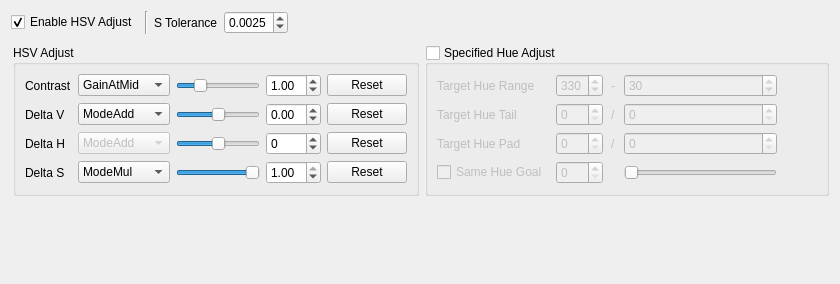
This is script/verify_tool_app/ui/hsv_ui.ui in FaiScofield/hwpq_verify as Qt 5 draws it before an edit. The edited form follows.
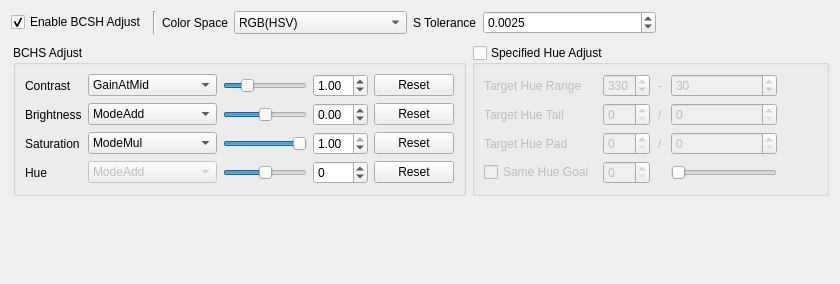
This is the edited form.

Commit message: feat[hsv_ui]: 添加保底乘性模式，提前更新UI以支持颜色空间选择

```diff
--- a/script/verify_tool_app/ui/hsv_ui.ui
+++ b/script/verify_tool_app/ui/hsv_ui.ui
@@ -22,7 +22,7 @@
         <string>启用 HSV 调整处理</string>
        </property>
        <property name="text">
-        <string>Enable HSV Adjust</string>
+        <string>Enable BCSH Adjust</string>
        </property>
        <property name="checked">
         <bool>true</bool>
@@ -36,6 +36,33 @@
        </property>
       </widget>
      </item>
+     <item>
+      <widget class="QLabel" name="label">
+       <property name="text">
+        <string>Color Space</string>
+       </property>
+      </widget>
+     </item>
+     <item>
+      <widget class="QComboBox" name="comboBox_colorspace">
+       <property name="sizePolicy">
+        <sizepolicy hsizetype="MinimumExpanding" vsizetype="Preferred">
+         <horstretch>0</horstretch>
+         <verstretch>0</verstretch>
+        </sizepolicy>
+       </property>
+       <item>
+        <property name="text">
+         <string>RGB(HSV)</string>
+        </property>
+       </item>
+       <item>
+        <property name="text">
+         <string>YUV(YCbCr)</string>
+        </property>
+       </item>
+      </widget>
+     </item>
      <item>
       <widget class="QLabel" name="label_toleranceS">
        <property name="toolTip">
@@ -49,7 +76,7 @@
      <item>
       <widget class="QDoubleSpinBox" name="spinBox_toleranceS">
        <property name="sizePolicy">
-        <sizepolicy hsizetype="Preferred" vsizetype="Fixed">
+        <sizepolicy hsizetype="MinimumExpanding" vsizetype="Preferred">
          <horstretch>0</horstretch>
          <verstretch>0</verstretch>
         </sizepolicy>
@@ -100,7 +127,7 @@
         <string>V/S/H 三通道调整参数</string>
        </property>
        <property name="title">
-        <string>HSV Adjust</string>
+        <string>BCHS Adjust</string>
        </property>
        <layout class="QGridLayout" name="gridLayout">
         <property name="leftMargin">
@@ -139,7 +166,7 @@
            <string>V 通道加性偏移（叠加在对比度增益之后）</string>
           </property>
           <property name="text">
-           <string>Delta V</string>
+           <string>Brightness</string>
           </property>
          </widget>
         </item>
@@ -163,23 +190,6 @@
           </property>
          </widget>
         </item>
-        <item row="6" column="1">
-         <widget class="QComboBox" name="comboBox_modeS">
-          <property name="currentIndex">
-           <number>1</number>
-          </property>
-          <item>
-           <property name="text">
-            <string>ModeAdd</string>
-           </property>
-          </item>
-          <item>
-           <property name="text">
-            <string>ModeMul</string>
-           </property>
-          </item>
-         </widget>
-        </item>
         <item row="1" column="2">
          <widget class="QSlider" name="slider_deltaV">
           <property name="sizePolicy">
@@ -286,60 +296,6 @@
           </property>
          </widget>
         </item>
-        <item row="6" column="0">
-         <widget class="QLabel" name="label_deltaS">
-          <property name="toolTip">
-           <string>S 通道调整量：加性模式为 Delta，乘性模式为 Gain</string>
-          </property>
-          <property name="text">
-           <string>Delta S</string>
-          </property>
-         </widget>
-        </item>
-        <item row="6" column="2">
-         <widget class="QSlider" name="slider_deltaS">
-          <property name="sizePolicy">
-           <sizepolicy hsizetype="Expanding" vsizetype="Fixed">
-            <horstretch>1</horstretch>
-            <verstretch>0</verstretch>
-           </sizepolicy>
-          </property>
-          <property name="minimumSize">
-           <size>
-            <width>40</width>
-            <height>0</height>
-           </size>
-          </property>
-          <property name="toolTip">
-           <string>S 调整量 ds，支持加性或乘性生效</string>
-          </property>
-          <property name="minimum">
-           <number>-100</number>
-          </property>
-          <property name="maximum">
-           <number>100</number>
-          </property>
-          <property name="pageStep">
-           <number>10</number>
-          </property>
-          <property name="value">
-           <number>100</number>
-          </property>
-          <property name="orientation">
-           <enum>Qt::Orientation::Horizontal</enum>
-          </property>
-         </widget>
-        </item>
-        <item row="6" column="4">
-         <widget class="QPushButton" name="pushButton_resetS">
-          <property name="toolTip">
-           <string>将 S 调整量重置为当前模式的中性值（加性 0 / 乘性 1）</string>
-          </property>
-          <property name="text">
-           <string>Reset</string>
-          </property>
-         </widget>
-        </item>
         <item row="1" column="1">
          <widget class="QComboBox" name="comboBox_modeV">
           <item>
@@ -352,6 +308,11 @@
             <string>ModeMul</string>
            </property>
           </item>
+          <item>
+           <property name="text">
+            <string>ModeMulKeepMin</string>
+           </property>
+          </item>
          </widget>
         </item>
         <item row="4" column="0">
@@ -360,7 +321,7 @@
            <string>H 通道加性偏移</string>
           </property>
           <property name="text">
-           <string>Delta H</string>
+           <string>Hue</string>
           </property>
          </widget>
         </item>
@@ -392,28 +353,6 @@
           </item>
          </widget>
         </item>
-        <item row="6" column="3">
-         <widget class="QDoubleSpinBox" name="spinBox_deltaS">
-          <property name="toolTip">
-           <string>S 调整量 ds，支持加性或乘性</string>
-          </property>
-          <property name="decimals">
-           <number>2</number>
-          </property>
-          <property name="minimum">
-           <double>-1.000000000000000</double>
-          </property>
-          <property name="maximum">
-           <double>1.000000000000000</double>
-          </property>
-          <property name="singleStep">
-           <double>0.010000000000000</double>
-          </property>
-          <property name="value">
-           <double>1.000000000000000</double>
-          </property>
-         </widget>
-        </item>
         <item row="4" column="2">
          <widget class="QSlider" name="slider_deltaH">
           <property name="sizePolicy">
@@ -471,6 +410,99 @@
           </property>
          </widget>
         </item>
+        <item row="2" column="0">
+         <widget class="QLabel" name="label_deltaS">
+          <property name="toolTip">
+           <string>S 通道调整量：加性模式为 Delta，乘性模式为 Gain</string>
+          </property>
+          <property name="text">
+           <string>Saturation</string>
+          </property>
+         </widget>
+        </item>
+        <item row="2" column="1">
+         <widget class="QComboBox" name="comboBox_modeS">
+          <property name="currentIndex">
+           <number>1</number>
+          </property>
+          <item>
+           <property name="text">
+            <string>ModeAdd</string>
+           </property>
+          </item>
+          <item>
+           <property name="text">
+            <string>ModeMul</string>
+           </property>
+          </item>
+         </widget>
+        </item>
+        <item row="2" column="2">
+         <widget class="QSlider" name="slider_deltaS">
+          <property name="sizePolicy">
+           <sizepolicy hsizetype="Expanding" vsizetype="Fixed">
+            <horstretch>1</horstretch>
+            <verstretch>0</verstretch>
+           </sizepolicy>
+          </property>
+          <property name="minimumSize">
+           <size>
+            <width>40</width>
+            <height>0</height>
+           </size>
+          </property>
+          <property name="toolTip">
+           <string>S 调整量 ds，支持加性或乘性生效</string>
+          </property>
+          <property name="minimum">
+           <number>-100</number>
+          </property>
+          <property name="maximum">
+           <number>100</number>
+          </property>
+          <property name="pageStep">
+           <number>10</number>
+          </property>
+          <property name="value">
+           <number>100</number>
+          </property>
+          <property name="orientation">
+           <enum>Qt::Orientation::Horizontal</enum>
+          </property>
+         </widget>
+        </item>
+        <item row="2" column="3">
+         <widget class="QDoubleSpinBox" name="spinBox_deltaS">
+          <property name="toolTip">
+           <string>S 调整量 ds，支持加性或乘性</string>
+          </property>
+          <property name="decimals">
+           <number>2</number>
+          </property>
+          <property name="minimum">
+           <double>-1.000000000000000</double>
+          </property>
+          <property name="maximum">
+           <double>1.000000000000000</double>
+          </property>
+          <property name="singleStep">
+           <double>0.010000000000000</double>
+          </property>
+          <property name="value">
+           <double>1.000000000000000</double>
+          </property>
+         </widget>
+        </item>
+        <item row="2" column="4">
+         <widget class="QPushButton" name="pushButton_resetS">
+          <property name="toolTip">
+           <string>将 S 调整量重置为当前模式的中性值（加性 0 / 乘性 1）</string>
+          </property>
+          <property name="text">
+           <string>Reset</string>
+          </property>
+         </widget>
+        </item>
        </layout>
       </widget>
      </item>
```
The commit also changes 2 other files.
